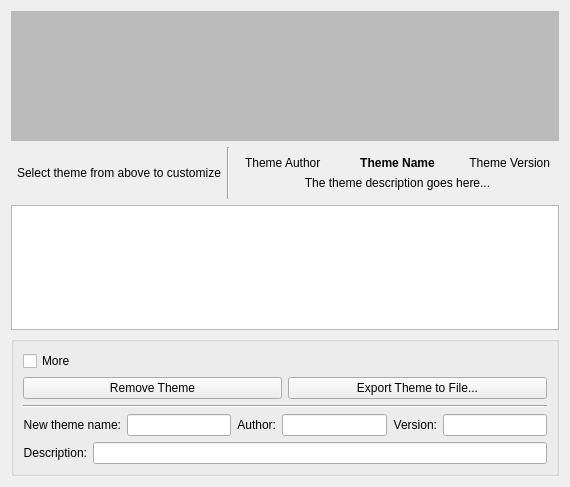
Old version of the form plasma/tools/desktopthemedetails/DesktopThemeDetails.ui in the repository mgottschlag/kwin-tiling.
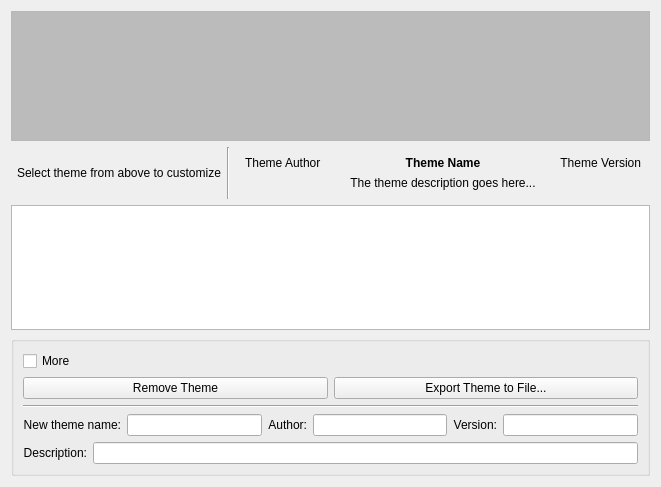
New version of the form. Custom widgets are drawn as their Qt base class.

Commit message: add tooltips and qwhatsthis help

Diff of the .ui file:
```diff
--- a/plasma/tools/desktopthemedetails/DesktopThemeDetails.ui
+++ b/plasma/tools/desktopthemedetails/DesktopThemeDetails.ui
@@ -6,7 +6,7 @@
    <rect>
     <x>0</x>
     <y>0</y>
-    <width>570</width>
+    <width>661</width>
     <height>487</height>
    </rect>
   </property>
```
Left out of the diff: 63 changed lines with no effect on the pictures.
